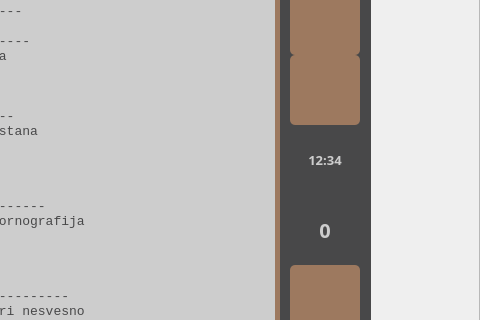
Before: the Qt Designer form application/ui/ui_practice.ui in nikola-supic/guitar_aio, drawn with Qt 5; both pictures show x 410 to 890 and y 235 to 555 of the 890 by 650 pixel window.
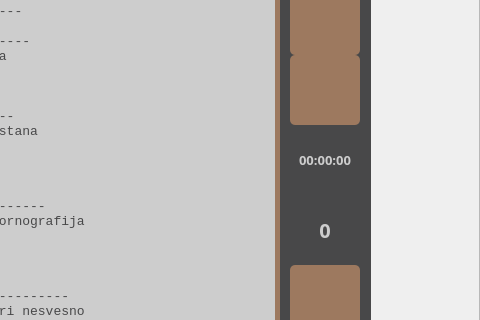
After: the same form once the commit is applied. Icons and pictures are not drawn.

The edit to the form file:
```diff
--- a/application/ui/ui_practice.ui
+++ b/application/ui/ui_practice.ui
@@ -479,7 +479,7 @@
        <string notr="true">border-image: url(:/practice/images/practice/count.jpg);</string>
       </property>
       <property name="text">
-       <string>12:34</string>
+       <string>00:00:00</string>
       </property>
       <property name="alignment">
        <set>Qt::AlignCenter</set>
```
